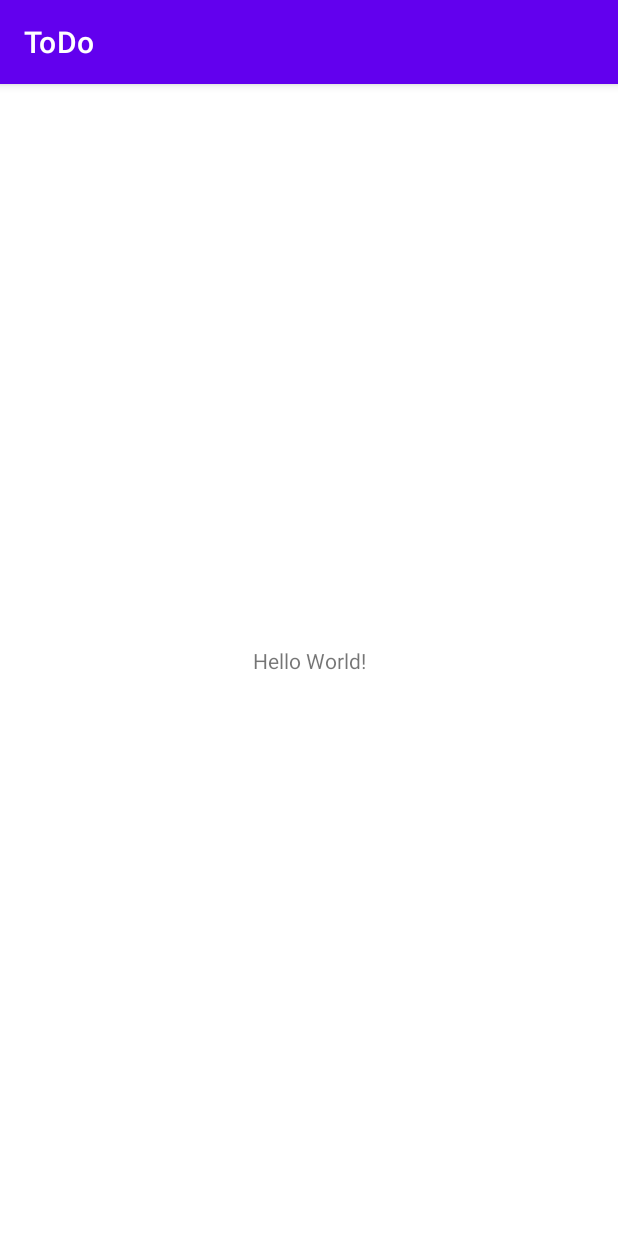
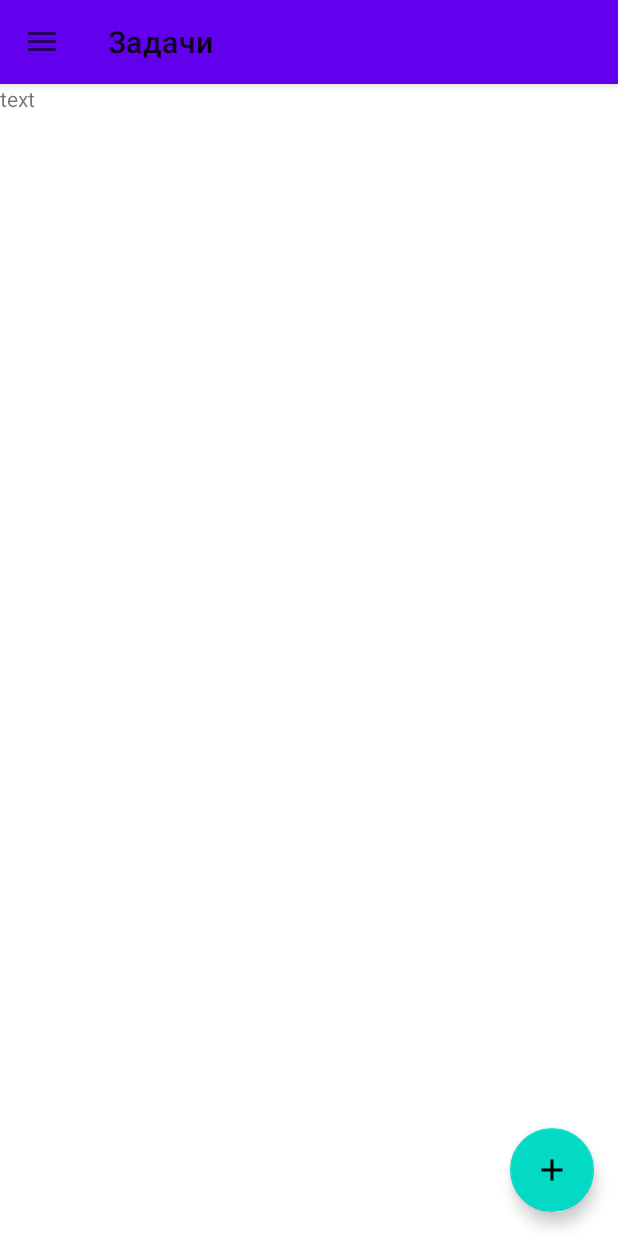
Before and after one commit to PasararAndrey/ToDo, an Android app: the screen it shows after launch (MainActivity), on a phone screen of 412 x 824 dp. Run offline under Robolectric (Android 15) with nearby library versions, the phone set to English and light mode, and no system bars; our stand-ins replace navigation-ui.

Commit message:
Добавлены navDrawer и fab

```diff
--- a/app/build.gradle.kts
+++ b/app/build.gradle.kts
@@ -33,6 +33,10 @@ android {
     kotlinOptions {
         jvmTarget = "1.8"
     }
+
+    buildFeatures {
+        viewBinding = true
+    }
 }
 
 dependencies {
@@ -41,7 +45,11 @@ dependencies {
     implementation("androidx.appcompat:appcompat:1.3.0")
     implementation("com.google.android.material:material:1.4.0")
     implementation("androidx.constraintlayout:constraintlayout:2.0.4")
-    testImplementation("junit:junit:4.+")
+    implementation ("androidx.lifecycle:lifecycle-livedata-ktx:2.3.1")
+    implementation ("androidx.lifecycle:lifecycle-viewmodel-ktx:2.3.1")
+    implementation ("androidx.navigation:navigation-fragment-ktx:2.3.5")
+    implementation ("androidx.navigation:navigation-ui-ktx:2.3.5")
+    testImplementation("junit:junit:")
     androidTestImplementation("androidx.test.ext:junit:1.1.3")
     androidTestImplementation("androidx.test.espresso:espresso-core:3.4.0")
 }
--- a/app/src/main/AndroidManifest.xml
+++ b/app/src/main/AndroidManifest.xml
@@ -11,7 +11,9 @@
         android:theme="@style/Theme.ToDo">
         <activity
             android:name=".MainActivity"
-            android:exported="true">
+            android:exported="true"
+            android:theme="@style/Theme.ToDo.NoActionBar"
+            >
             <intent-filter>
                 <action android:name="android.intent.action.MAIN" />
 
--- a/app/src/main/java/com/example/todo/MainActivity.kt
+++ b/app/src/main/java/com/example/todo/MainActivity.kt
@@ -1,11 +1,52 @@
 package com.example.todo
 
+import android.os.Bundle
 import androidx.appcompat.app.AppCompatActivity
-import android.os.Bundle
+import androidx.drawerlayout.widget.DrawerLayout
+import androidx.navigation.fragment.NavHostFragment
+import androidx.navigation.ui.AppBarConfiguration
+import androidx.navigation.ui.navigateUp
+import androidx.navigation.ui.setupActionBarWithNavController
+import androidx.navigation.ui.setupWithNavController
+import com.example.todo.databinding.ActivityMainBinding
+import com.google.android.material.navigation.NavigationView
+import com.google.android.material.snackbar.Snackbar
 
 class MainActivity : AppCompatActivity() {
+
+    private lateinit var appBarConfiguration: AppBarConfiguration
+    private lateinit var binding: ActivityMainBinding
     override fun onCreate(savedInstanceState: Bundle?) {
         super.onCreate(savedInstanceState)
-        setContentView(R.layout.activity_main)
+        binding = ActivityMainBinding.inflate(layoutInflater)
+        setContentView(binding.root)
+        setSupportActionBar(binding.appBarMain.toolbarMain)
+
+        val fab = binding.appBarMain.fab
+        fab.setOnClickListener {
+            Snackbar.make(
+                this, binding.root, "TODO", Snackbar.LENGTH_SHORT
+            ).show()
+        }
+
+        val drawerLayout: DrawerLayout = binding.drawerLayout
+        val navView: NavigationView = binding.navView
+        val navHostFragment = supportFragmentManager.findFragmentById(R.id.nav_host_fragment_main)
+                as NavHostFragment
+        val navController = navHostFragment.navController
+        appBarConfiguration = AppBarConfiguration(
+            setOf(
+                R.id.nav_all_tasks
+            ), drawerLayout
+        )
+        setupActionBarWithNavController(navController = navController, appBarConfiguration)
+        navView.setupWithNavController(navController)
+    }
+
+    override fun onSupportNavigateUp(): Boolean {
+        val navHostFragment =
+            supportFragmentManager.findFragmentById(R.id.nav_host_fragment_main) as NavHostFragment
+        val navController = navHostFragment.navController
+        return navController.navigateUp(appBarConfiguration) || super.onSupportNavigateUp()
     }
 }
--- /dev/null
+++ b/app/src/main/java/com/example/todo/ui/tasks/AllTasksFragment.kt
@@ -0,0 +1,29 @@
+package com.example.todo.ui.tasks
+
+import android.os.Bundle
+import android.view.LayoutInflater
+import android.view.View
+import android.view.ViewGroup
+import androidx.fragment.app.Fragment
+import com.example.todo.databinding.FragmentAllTasksBinding
+
+class AllTasksFragment : Fragment() {
+
+    private var _binding: FragmentAllTasksBinding? = null
+    val binding get() = _binding!!
+
+    override fun onCreateView(
+        inflater: LayoutInflater,
+        container: ViewGroup?,
+        savedInstanceState: Bundle?
+    ): View {
+        _binding = FragmentAllTasksBinding.inflate(inflater, container, false)
+        val root: View = binding.root
+        return root
+    }
+
+    override fun onDestroy() {
+        super.onDestroy()
+        _binding = null
+    }
+}
--- /dev/null
+++ b/app/src/main/res/drawable/fab_icon.xml
@@ -0,0 +1,5 @@
+<vector android:height="24dp" android:tint="#FFFFFF"
+    android:viewportHeight="24" android:viewportWidth="24"
+    android:width="24dp" xmlns:android="http://schemas.android.com/apk/res/android">
+    <path android:fillColor="@android:color/white" android:pathData="M19,13h-6v6h-2v-6H5v-2h6V5h2v6h6v2z"/>
+</vector>
--- a/app/src/main/res/layout/activity_main.xml
+++ b/app/src/main/res/layout/activity_main.xml
@@ -1,18 +1,25 @@
 <?xml version="1.0" encoding="utf-8"?>
-<androidx.constraintlayout.widget.ConstraintLayout xmlns:android="http://schemas.android.com/apk/res/android"
+<androidx.drawerlayout.widget.DrawerLayout xmlns:android="http://schemas.android.com/apk/res/android"
     xmlns:app="http://schemas.android.com/apk/res-auto"
     xmlns:tools="http://schemas.android.com/tools"
+    android:id="@+id/drawer_layout"
     android:layout_width="match_parent"
     android:layout_height="match_parent"
-    tools:context=".MainActivity">
+    android:fitsSystemWindows="true"
+    tools:openDrawer="start">
 
-    <TextView
+    <include
+        android:id="@+id/app_bar_main"
+        layout="@layout/app_bar_main"
+        android:layout_width="match_parent"
+        android:layout_height="match_parent" />
+
+    <com.google.android.material.navigation.NavigationView
+        android:id="@+id/nav_view"
         android:layout_width="wrap_content"
-        android:layout_height="wrap_content"
-        android:text="Hello World!"
-        app:layout_constraintBottom_toBottomOf="parent"
-        app:layout_constraintLeft_toLeftOf="parent"
-        app:layout_constraintRight_toRightOf="parent"
-        app:layout_constraintTop_toTopOf="parent" />
-
-</androidx.constraintlayout.widget.ConstraintLayout>
+        android:layout_height="match_parent"
+        android:layout_gravity="start"
+        android:fitsSystemWindows="true"
+        app:headerLayout="@layout/nav_header_main"
+        app:menu="@menu/main_drawer"/>
+</androidx.drawerlayout.widget.DrawerLayout>
--- /dev/null
+++ b/app/src/main/res/layout/app_bar_main.xml
@@ -0,0 +1,32 @@
+<?xml version="1.0" encoding="utf-8"?>
+<androidx.coordinatorlayout.widget.CoordinatorLayout xmlns:android="http://schemas.android.com/apk/res/android"
+    xmlns:app="http://schemas.android.com/apk/res-auto"
+    xmlns:tools="http://schemas.android.com/tools"
+    android:layout_width="match_parent"
+    android:layout_height="match_parent"
+    tools:context=".MainActivity">
+
+    <com.google.android.material.appbar.AppBarLayout
+        android:layout_width="match_parent"
+        android:layout_height="wrap_content">
+
+        <androidx.appcompat.widget.Toolbar
+            android:id="@+id/toolbar_main"
+            android:layout_width="match_parent"
+            android:layout_height="?attr/actionBarSize"
+            android:background="?attr/colorPrimary" />
+
+    </com.google.android.material.appbar.AppBarLayout>
+
+    <include layout="@layout/content_main" />
+
+    <com.google.android.material.floatingactionbutton.FloatingActionButton
+        android:id="@+id/fab"
+        android:layout_width="wrap_content"
+        android:layout_height="wrap_content"
+        android:layout_gravity="end|bottom"
+        android:layout_margin="@dimen/fab_margin"
+        android:contentDescription="@string/fab"
+        android:src="@drawable/fab_icon"
+        app:fabSize="normal" />
+</androidx.coordinatorlayout.widget.CoordinatorLayout>
--- /dev/null
+++ b/app/src/main/res/layout/content_main.xml
@@ -0,0 +1,24 @@
+<?xml version="1.0" encoding="utf-8"?>
+<androidx.constraintlayout.widget.ConstraintLayout xmlns:android="http://schemas.android.com/apk/res/android"
+    xmlns:app="http://schemas.android.com/apk/res-auto"
+    xmlns:tools="http://schemas.android.com/tools"
+    android:layout_width="match_parent"
+    android:layout_height="match_parent"
+    app:layout_behavior="@string/appbar_scrolling_view_behavior"
+    tools:showIn="@layout/app_bar_main">
+
+    <androidx.fragment.app.FragmentContainerView
+        android:id="@+id/nav_host_fragment_main"
+        android:name="androidx.navigation.fragment.NavHostFragment"
+        android:layout_width="match_parent"
+        android:layout_height="match_parent"
+        app:defaultNavHost="true"
+        app:layout_constraintBottom_toBottomOf="parent"
+        app:layout_constraintEnd_toEndOf="parent"
+        app:layout_constraintStart_toStartOf="parent"
+        app:layout_constraintTop_toTopOf="parent"
+        app:navGraph="@navigation/nav_graph"
+        tools:layout="@layout/fragment_all_tasks"
+        />
+
+</androidx.constraintlayout.widget.ConstraintLayout>
--- /dev/null
+++ b/app/src/main/res/layout/fragment_all_tasks.xml
@@ -0,0 +1,15 @@
+<?xml version="1.0" encoding="utf-8"?>
+<androidx.constraintlayout.widget.ConstraintLayout xmlns:android="http://schemas.android.com/apk/res/android"
+    android:layout_width="match_parent"
+    android:layout_height="match_parent"
+    xmlns:app="http://schemas.android.com/apk/res-auto">
+
+    <TextView
+        android:layout_width="wrap_content"
+        android:layout_height="wrap_content"
+        app:layout_constraintStart_toStartOf="parent"
+        app:layout_constraintTop_toTopOf="parent"
+        android:text="text"
+        />
+
+</androidx.constraintlayout.widget.ConstraintLayout>
--- /dev/null
+++ b/app/src/main/res/layout/nav_header_main.xml
@@ -0,0 +1,10 @@
+<?xml version="1.0" encoding="utf-8"?>
+<LinearLayout xmlns:android="http://schemas.android.com/apk/res/android"
+    android:orientation="vertical"
+    android:gravity="bottom"
+    android:layout_width="match_parent"
+    android:layout_height="@dimen/nav_header_height"
+    android:background="?attr/colorPrimaryVariant"
+    >
+
+</LinearLayout>
--- /dev/null
+++ b/app/src/main/res/menu/main_drawer.xml
@@ -0,0 +1,12 @@
+<?xml version="1.0" encoding="utf-8"?>
+<menu xmlns:android="http://schemas.android.com/apk/res/android"
+    xmlns:tools="http://schemas.android.com/tools"
+    tools:showIn="navigation_view">
+
+    <group android:checkableBehavior="single">
+        <item
+            android:id="@+id/nav_all_tasks"
+            android:title="@string/nav_all_tasks_label"
+            />
+    </group>
+</menu>
--- /dev/null
+++ b/app/src/main/res/navigation/nav_graph.xml
@@ -0,0 +1,13 @@
+<?xml version="1.0" encoding="utf-8"?>
+<navigation xmlns:android="http://schemas.android.com/apk/res/android"
+    xmlns:app="http://schemas.android.com/apk/res-auto"
+    xmlns:tools="http://schemas.android.com/tools"
+    android:id="@+id/nav_graph.xml"
+    app:startDestination="@+id/nav_all_tasks">
+
+    <fragment
+        android:id="@+id/nav_all_tasks"
+        android:name="com.example.todo.ui.tasks.AllTasksFragment"
+        android:label="@string/nav_all_tasks_label"
+        tools:layout="@layout/fragment_all_tasks" />
+</navigation>
--- /dev/null
+++ b/app/src/main/res/values/dimens.xml
@@ -0,0 +1,5 @@
+<?xml version="1.0" encoding="utf-8"?>
+<resources>
+    <dimen name="fab_margin">16dp</dimen>
+    <dimen name="nav_header_height">168dp</dimen>
+</resources>
--- a/app/src/main/res/values/strings.xml
+++ b/app/src/main/res/values/strings.xml
@@ -1,3 +1,5 @@
 <resources>
     <string name="app_name">ToDo</string>
+    <string name="nav_all_tasks_label">Задачи</string>
+    <string name="fab">fab</string>
 </resources>
--- a/app/src/main/res/values/themes.xml
+++ b/app/src/main/res/values/themes.xml
@@ -13,4 +13,10 @@
         <item name="android:statusBarColor" tools:targetApi="l">?attr/colorPrimaryVariant</item>
         <!-- Customize your theme here. -->
     </style>
+
+    <style name="Theme.ToDo.NoActionBar">
+        <item name="windowActionBar">false</item>
+        <item name="windowNoTitle">true</item>
+    </style>
+
 </resources>
```
